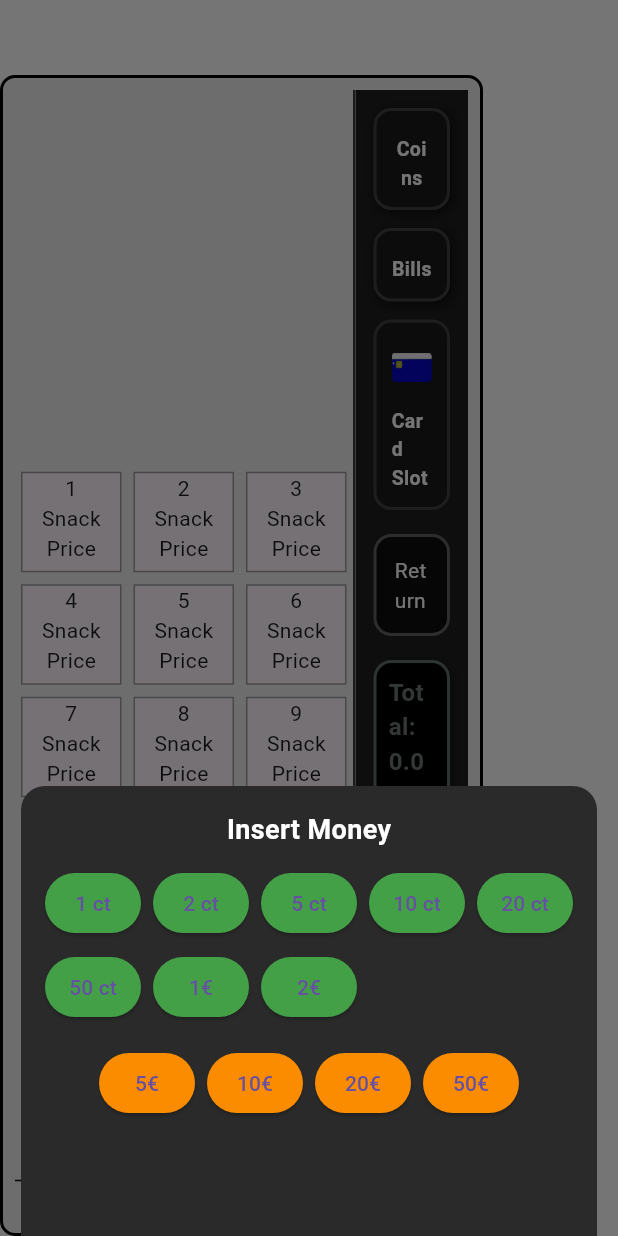
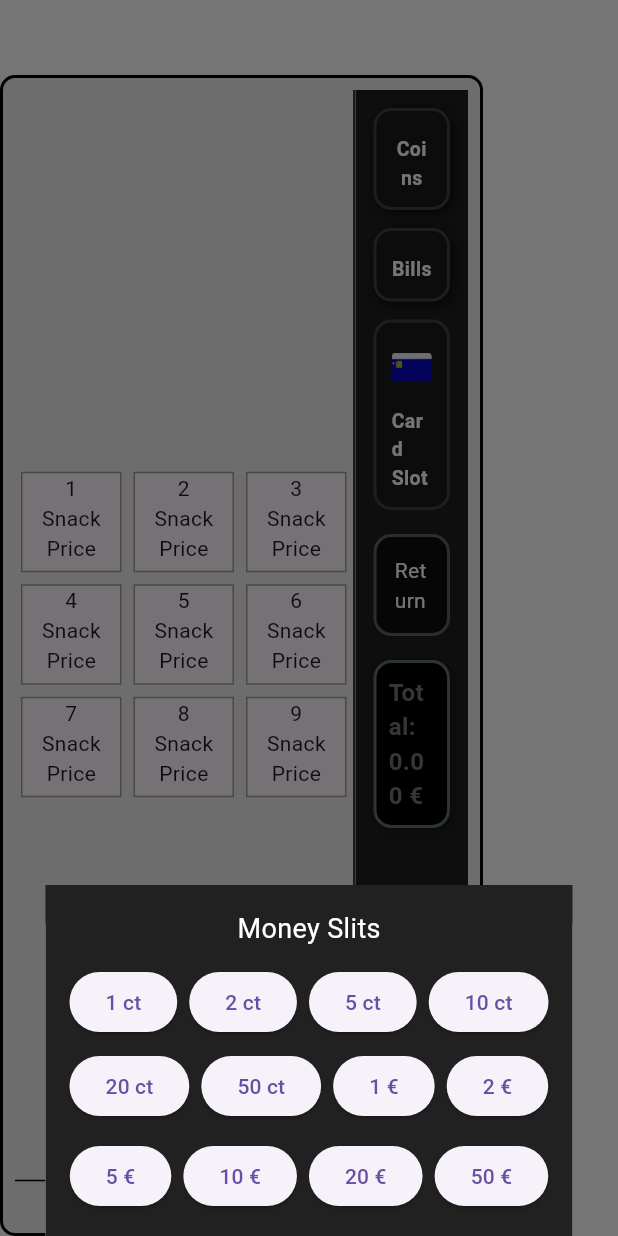
Before and after one commit to GFerhat/snackautomat, a Flutter app: the screen it shows after launch, after a tap on "Coins", on a phone screen of 412 x 824 dp. Run offline on Flutter 3.47's test engine with Material 3 defaults, Android fonts, the phone set to English and light mode, and no system bars.

Commit message:
Issue 18: Implement MoneySlitsWindow for coin and bill insertion in Sidebar

```diff
--- /dev/null
+++ b/lib/widgets/vending_machine/sidebar/money_slits_window.dart
@@ -0,0 +1,59 @@
+import 'package:flutter/material.dart';
+
+class MoneySlitsWindow extends StatelessWidget {
+  final List<int> coinValues;
+  final List<int> billValues;
+  final void Function(int) onInsert;
+
+  const MoneySlitsWindow({
+    super.key,
+    required this.coinValues,
+    required this.billValues,
+    required this.onInsert,
+  });
+
+  @override
+  Widget build(BuildContext context) {
+    return Container(
+      padding: const EdgeInsets.all(16),
+      color: Colors.grey[900],
+      child: Column(
+        mainAxisSize: MainAxisSize.min,
+        children: [
+          const Text(
+            "Money Slits",
+            style: TextStyle(color: Colors.white, fontSize: 18),
+          ),
+          const SizedBox(height: 12),
+          Wrap(
+            spacing: 8,
+            runSpacing: 8,
+            children: coinValues.map((v) {
+              return ElevatedButton(
+                onPressed: () {
+                  onInsert(v);
+                  Navigator.pop(context);
+                },
+                child: Text(v < 100 ? "$v ct" : "${v ~/ 100} €"),
+              );
+            }).toList(),
+          ),
+          const SizedBox(height: 12),
+          Wrap(
+            spacing: 8,
+            runSpacing: 8,
+            children: billValues.map((v) {
+              return ElevatedButton(
+                onPressed: () {
+                  onInsert(v);
+                  Navigator.pop(context);
+                },
+                child: Text("${v ~/ 100} €"),
+              );
+            }).toList(),
+          ),
+        ],
+      ),
+    );
+  }
+}
--- a/lib/widgets/vending_machine/sidebar/sidebar.dart
+++ b/lib/widgets/vending_machine/sidebar/sidebar.dart
@@ -3,7 +3,7 @@ import 'coin_slot.dart';
 import 'bill_slot.dart';
 import 'card_slot.dart';
 import 'coin_tray.dart';
-import 'insert_money_window.dart';
+import 'money_slits_window.dart'; // jetzt für Issue 18
 
 class Sidebar extends StatefulWidget {
   const Sidebar({super.key});
@@ -32,6 +32,7 @@ class _SidebarState extends State<Sidebar> {
       child: Column(
         mainAxisAlignment: MainAxisAlignment.start,
         children: [
+          // --- Coin Slot ---
           CoinSlot(
             label: insertedCoins == 0 ? "Coins" : "$insertedCoins coins",
             color: insertedCoins == 0
@@ -40,7 +41,7 @@ class _SidebarState extends State<Sidebar> {
             onTap: () {
               showModalBottomSheet(
                 context: context,
-                builder: (_) => InsertMoneyWindow(
+                builder: (_) => MoneySlitsWindow(
                   coinValues: [1, 2, 5, 10, 20, 50, 100, 200],
                   billValues: [500, 1000, 2000, 5000],
                   onInsert: (value) {
@@ -64,6 +65,7 @@ class _SidebarState extends State<Sidebar> {
 
           const SizedBox(height: 12),
 
+          // --- Bill Slot ---
           BillSlot(
             label: insertedBills == 0 ? "Bills" : "$insertedBills bills",
             color: insertedBills == 0
@@ -72,7 +74,7 @@ class _SidebarState extends State<Sidebar> {
             onTap: () {
               showModalBottomSheet(
                 context: context,
-                builder: (_) => InsertMoneyWindow(
+                builder: (_) => MoneySlitsWindow(
                   coinValues: [1, 2, 5, 10, 20, 50, 100, 200],
                   billValues: [500, 1000, 2000, 5000],
                   onInsert: (value) {
@@ -96,6 +98,7 @@ class _SidebarState extends State<Sidebar> {
 
           const SizedBox(height: 12),
 
+          // --- Card Slot ---
           CardSlot(
             label: "Card Slot",
             color: Colors.grey.shade800,
@@ -104,6 +107,7 @@ class _SidebarState extends State<Sidebar> {
 
           const SizedBox(height: 16),
 
+          // --- Coin Tray / Return ---
           CoinTray(
             label: "Return",
             color: Colors.grey.shade700,
@@ -119,6 +123,7 @@ class _SidebarState extends State<Sidebar> {
 
           const SizedBox(height: 16),
 
+          // --- Total Anzeige ---
           Container(
             padding: const EdgeInsets.all(8),
             decoration: BoxDecoration(
```
